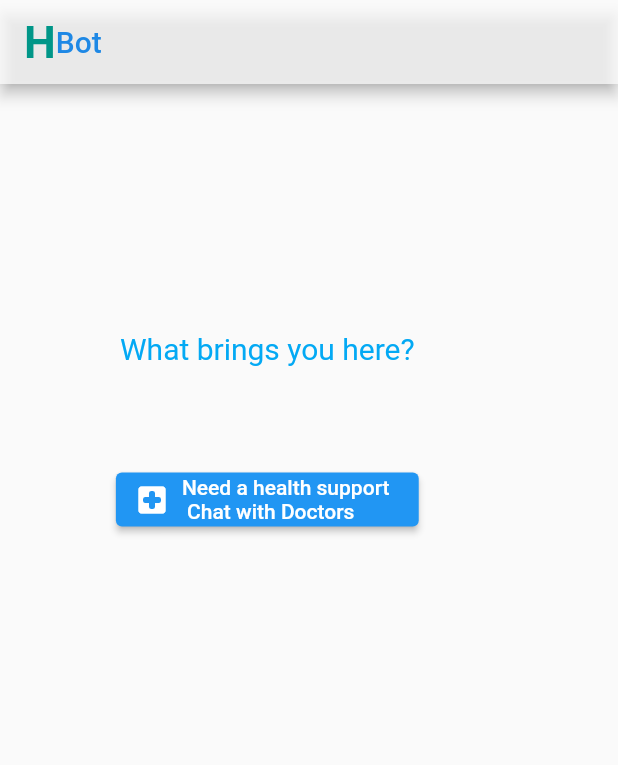
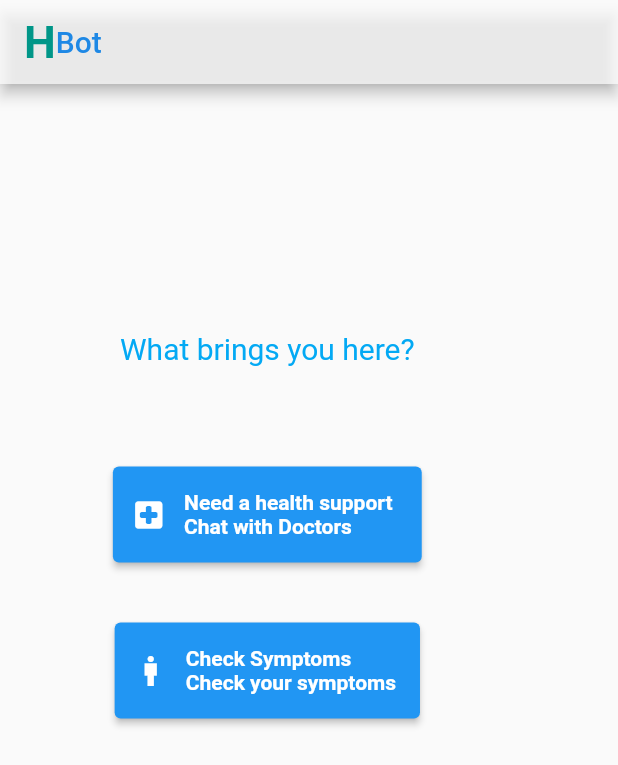
Before and after one commit to sathish2519/Heal-Bot, a Flutter app: the LandingPage screen opened directly, on a phone screen of 412 x 824 dp. Shown: the top 765 px of the screen. Run offline on Flutter 3.47's test engine with Material 2 defaults, Android fonts, the phone set to English and light mode, and no system bars; our stand-ins replace dots_indicator, flutter_signin_button.

Commit message:
added two of our app feature and still need to use media queries

```diff
--- a/lib/screens/landing_screen.dart
+++ b/lib/screens/landing_screen.dart
@@ -35,7 +35,7 @@ class _LandingPageState extends State<LandingPage> {
            ],
         ),
       ),
-      body:
+      body: //to use media queries
       Column(
         children : [
           SizedBox(
@@ -51,7 +51,7 @@ class _LandingPageState extends State<LandingPage> {
             ),
           ),
           SizedBox(
-              height: 40,
+              height: 42,
           ),
         ElevatedButton.icon(
             onPressed: () {},
@@ -59,7 +59,24 @@ class _LandingPageState extends State<LandingPage> {
             Icons.local_hospital_rounded,
             size: 24.0,
           ),
-  label: Text('Need a health support \n Chat with Doctors'), // <-- Text
+            label: Text('\n Need a health support \n Chat with Doctors\n',
+            style : TextStyle(
+                fontWeight: FontWeight.bold,
+            )), // <-- Text
+          ),
+          SizedBox(
+            height: 40,
+          ),
+          ElevatedButton.icon(
+            onPressed: () {},
+            icon: Icon( // <-- Icon
+              Icons.man_sharp,
+              size: 24.0,
+            ),
+            label: Text('\n Check Symptoms \n Check your symptoms\n',
+            style : TextStyle(
+              fontWeight: FontWeight.bold,
+            )), // <-- Text
           ),
       ]
       ),
```
Lines whose indentation alone changed are shown as unchanged.
